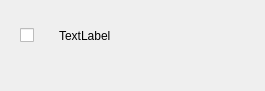
First picture: the form in testwidget.ui, repository oluatomi/TimetableGUI_project, before the edit.
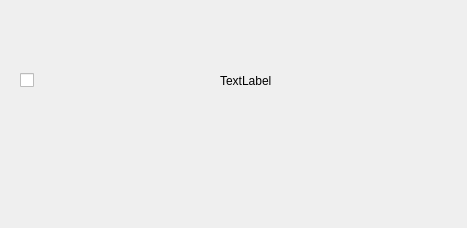
Second picture: the form after the edit. Icons and pictures are not drawn.

What changed in the file:
```diff
--- a/testwidget.ui
+++ b/testwidget.ui
@@ -6,8 +6,8 @@
    <rect>
     <x>0</x>
     <y>0</y>
-    <width>265</width>
-    <height>91</height>
+    <width>467</width>
+    <height>228</height>
    </rect>
   </property>
   <property name="windowTitle">
@@ -18,8 +18,8 @@
     <rect>
      <x>20</x>
      <y>20</y>
-     <width>196</width>
-     <height>31</height>
+     <width>376</width>
+     <height>121</height>
     </rect>
    </property>
    <layout class="QHBoxLayout" name="horizontalLayout">
@@ -27,10 +27,16 @@
      <widget class="QCheckBox" name="checkBox">
       <property name="maximumSize">
        <size>
-        <width>15</width>
+        <width>16777215</width>
         <height>16777215</height>
        </size>
       </property>
+      <property name="styleSheet">
+       <string notr="true">QCheckBox::indicator{
+
+
+}</string>
+      </property>
       <property name="text">
        <string/>
       </property>
```
